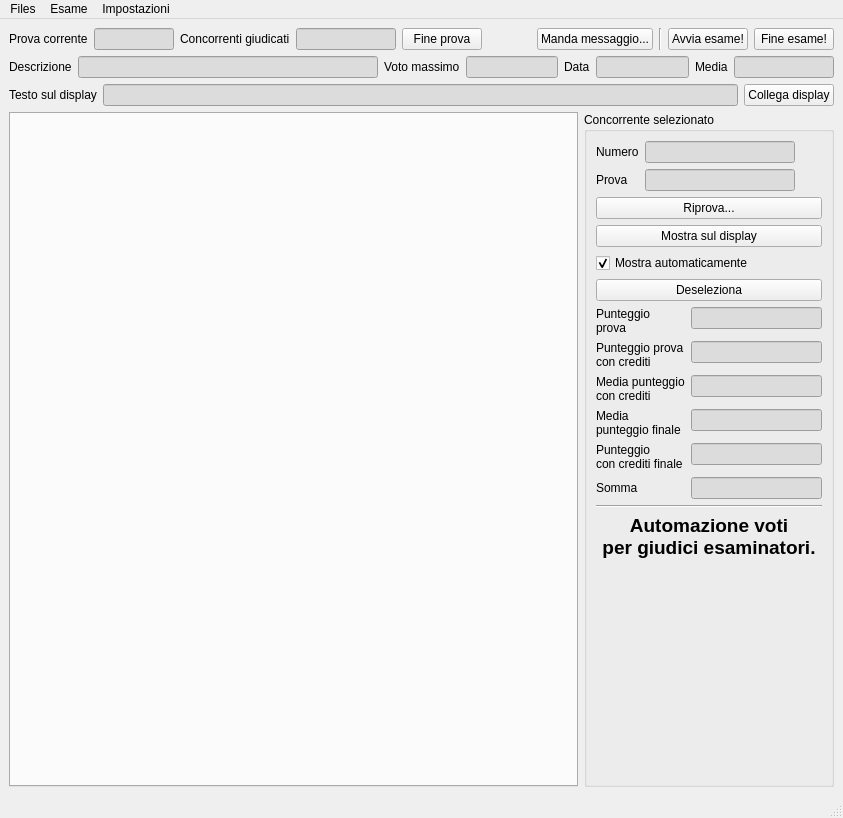
Above: ui/mainwindow.ui from nferruzzi/giudice-server before the change. Below: the same form after it.
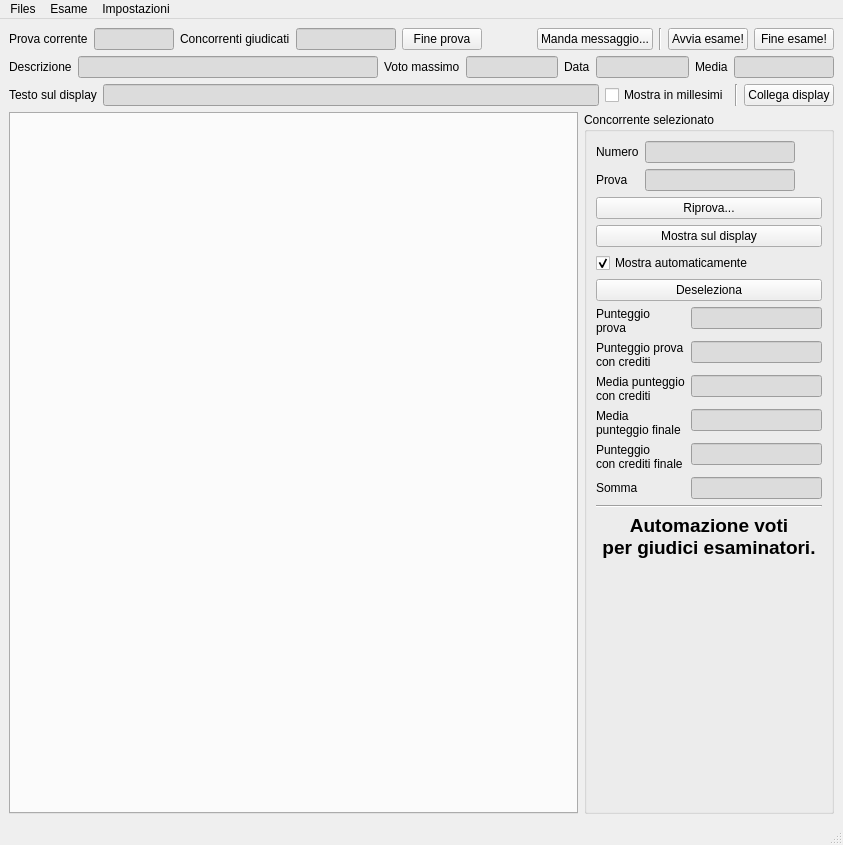
That is the form after the change. Custom widgets are drawn as their Qt base class.

```diff
--- a/ui/mainwindow.ui
+++ b/ui/mainwindow.ui
@@ -7,7 +7,7 @@
     <x>0</x>
     <y>0</y>
     <width>843</width>
-    <height>818</height>
+    <height>845</height>
    </rect>
   </property>
   <property name="windowTitle">
@@ -251,6 +251,20 @@
         </property>
        </widget>
       </item>
+      <item>
+       <widget class="QCheckBox" name="convertResultsToThousands">
+        <property name="text">
+         <string>Mostra in millesimi</string>
+        </property>
+       </widget>
+      </item>
+      <item>
+       <widget class="Line" name="line_3">
+        <property name="orientation">
+         <enum>Qt::Vertical</enum>
+        </property>
+       </widget>
+      </item>
       <item>
        <widget class="QPushButton" name="connectDisplay">
         <property name="text">
```
